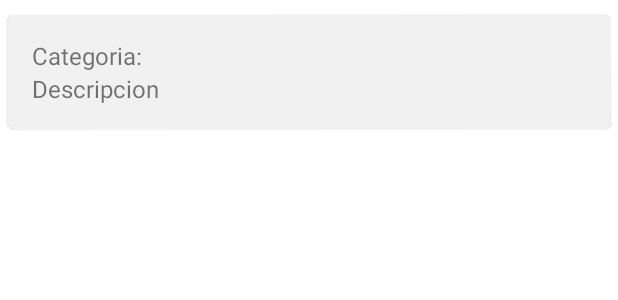
After one commit to ElMacBetomavi/viewmodel, an Android app: the layout list_item_categoria.xml on its own in the app's theme, with its tools: preview values and no code run, on a phone screen of 412 x 824 dp. The commit adds this screen. Shown: the top 300 px of the screen. Run offline under Robolectric (Android 15) with nearby library versions, the phone set to English and light mode, and no system bars.

Commit message:
cambio a app de ventas

```diff
--- a/app/build.gradle
+++ b/app/build.gradle
@@ -23,6 +23,7 @@ android {
             proguardFiles getDefaultProguardFile('proguard-android-optimize.txt'), 'proguard-rules.pro'
         }
     }
+
     compileOptions {
         sourceCompatibility JavaVersion.VERSION_1_8
         targetCompatibility JavaVersion.VERSION_1_8
@@ -41,6 +42,7 @@ dependencies {
     implementation 'androidx.appcompat:appcompat:1.4.1'
     implementation 'com.google.android.material:material:1.5.0'
     implementation 'androidx.constraintlayout:constraintlayout:2.1.3'
+    implementation 'androidx.legacy:legacy-support-v4:1.0.0'
     testImplementation 'junit:junit:4.13.2'
     androidTestImplementation 'androidx.test.ext:junit:1.1.3'
     androidTestImplementation 'androidx.test.espresso:espresso-core:3.4.0'
--- a/app/src/main/java/com/practica/ejemplodagger/MainApplication.kt
+++ b/app/src/main/java/com/practica/ejemplodagger/MainApplication.kt
@@ -7,6 +7,7 @@ import com.practica.ejemplodagger.data.db.UsersDatabase
 import com.practica.ejemplodagger.sis.di.component.DaggerUtilComponent
 import com.practica.ejemplodagger.sis.di.component.UtilComponent
 import com.practica.ejemplodagger.sis.di.module.ContextModule
+import javax.inject.Inject
 
 
 class MainApplication : Application() {
--- a/app/src/main/java/com/practica/ejemplodagger/sis/di/component/UtilComponent.kt
+++ b/app/src/main/java/com/practica/ejemplodagger/sis/di/component/UtilComponent.kt
@@ -1,7 +1,9 @@
 package com.practica.ejemplodagger.sis.di.component
 
 import android.content.Context
+import com.practica.ejemplodagger.MainActivity
 import com.practica.ejemplodagger.sis.di.module.UtilModule
+import com.practica.ejemplodagger.sis.viewmodel.MainViewModel
 import dagger.Component
 
 import javax.inject.Singleton
@@ -10,5 +12,8 @@ import javax.inject.Singleton
 @Singleton
 @Component(modules = [UtilModule::class])
 interface UtilComponent {
+
     val appContext: Context?
+    fun inject(mainViewModel: MainViewModel)
+
 }
--- a/app/src/main/java/com/practica/ejemplodagger/sis/util/adapter/UserAdapter.kt
+++ b/app/src/main/java/com/practica/ejemplodagger/sis/ui/adapter/UserAdapter.kt
@@ -1,4 +1,4 @@
-package com.practica.ejemplodagger.sis.util.adapter
+package com.practica.ejemplodagger.sis.ui.adapter
 
 import android.annotation.SuppressLint
 import android.view.*
@@ -6,7 +6,6 @@ import android.widget.TextView
 import androidx.recyclerview.widget.RecyclerView
 import com.practica.ejemplodagger.R
 import com.practica.ejemplodagger.data.entities.UserEntity
-import java.util.zip.Inflater
 
 class UserAdapter :
     RecyclerView.Adapter<UserAdapter.ViewHolder>(), View.OnCreateContextMenuListener {
--- a/app/src/main/java/com/practica/ejemplodagger/sis/view/DeleteAlertDialog.kt
+++ b/app/src/main/java/com/practica/ejemplodagger/sis/ui/view/DeleteAlertDialog.kt
@@ -1,4 +1,4 @@
-package com.practica.ejemplodagger.sis.view
+package com.practica.ejemplodagger.sis.ui.view
 
 import android.app.AlertDialog
 import android.app.Dialog
--- a/app/src/main/java/com/practica/ejemplodagger/sis/view/PurchaseConfirmationDialogFragment.kt
+++ b/app/src/main/java/com/practica/ejemplodagger/sis/ui/view/PurchaseConfirmationDialogFragment.kt
@@ -1,4 +1,4 @@
-package com.practica.ejemplodagger.sis.view
+package com.practica.ejemplodagger.sis.ui.view
 
 import android.app.AlertDialog
 import android.app.Dialog
--- a/app/src/main/java/com/practica/ejemplodagger/sis/viewmodel/MainViewModel.kt
+++ b/app/src/main/java/com/practica/ejemplodagger/sis/viewmodel/MainViewModel.kt
@@ -10,7 +10,8 @@ import androidx.lifecycle.viewModelScope
 import com.practica.ejemplodagger.MainApplication
 import com.practica.ejemplodagger.data.repository.UserRepository
 import com.practica.ejemplodagger.data.entities.UserEntity
-import com.practica.ejemplodagger.sis.view.DeleteAlertDialog
+import com.practica.ejemplodagger.sis.di.component.UtilComponent
+import com.practica.ejemplodagger.sis.ui.view.DeleteAlertDialog
 import kotlinx.coroutines.launch
 import javax.inject.Inject
 
--- /dev/null
+++ b/app/src/main/res/layout/list_item_categoria.xml
@@ -0,0 +1,33 @@
+<?xml version="1.0" encoding="utf-8"?>
+<com.google.android.material.card.MaterialCardView
+    xmlns:android="http://schemas.android.com/apk/res/android"
+    android:layout_width="match_parent"
+    android:layout_height="wrap_content"
+    android:backgroundTint="@color/background_product_item"
+    android:layout_marginVertical="10sp"
+    android:layout_marginHorizontal="5sp">
+
+
+<LinearLayout xmlns:android="http://schemas.android.com/apk/res/android"
+    android:layout_width="match_parent"
+    android:layout_height="wrap_content"
+    android:orientation="vertical"
+    android:layout_margin="16sp">
+
+    <TextView
+        android:id="@+id/categoria_item"
+        android:layout_width="match_parent"
+        android:layout_height="wrap_content"
+        android:text="Categoria: "
+        android:textAlignment="textStart"
+        android:textSize="16sp"/>
+    <TextView
+        android:id="@+id/descripcion_item"
+        android:layout_width="match_parent"
+        android:layout_height="wrap_content"
+        android:text="Descripcion"
+        android:textAlignment="textStart"
+        android:textSize="16sp"/>
+
+</LinearLayout>
+</com.google.android.material.card.MaterialCardView>
--- a/app/src/main/res/layout/user_list_item.xml
+++ b/app/src/main/res/layout/user_list_item.xml
@@ -19,7 +19,7 @@
                 android:layout_width="wrap_content"
                 android:layout_height="match_parent"
                 android:textAlignment="center"
-                android:text="Name:"
+                android:text="Name: "
                 android:textSize="16sp"/>
             <TextView
                 android:id="@+id/name_label"
--- a/app/src/main/res/values/colors.xml
+++ b/app/src/main/res/values/colors.xml
@@ -9,4 +9,5 @@
     <color name="white">#FFFFFFFF</color>
     <color name="grey">#E8E8E8</color>
 
+    <color name="background_product_item">#F1F1F1</color>
 </resources>
--- a/app/src/main/res/values/strings.xml
+++ b/app/src/main/res/values/strings.xml
@@ -1,3 +1,5 @@
 <resources>
     <string name="app_name">ejemploDagger</string>
+    <!-- TODO: Remove or change this placeholder text -->
+    <string name="hello_blank_fragment">Hello blank fragment</string>
 </resources>
--- a/app/src/main/res/values/themes.xml
+++ b/app/src/main/res/values/themes.xml
@@ -1,6 +1,6 @@
 <resources xmlns:tools="http://schemas.android.com/tools">
     <!-- Base application theme. -->
-    <style name="Theme.EjemploDagger" parent="Theme.MaterialComponents.DayNight.DarkActionBar">
+    <style name="Theme.EjemploDagger" parent="Theme.MaterialComponents.DayNight.NoActionBar">
         <!-- Primary brand color. -->
         <item name="colorPrimary">@color/purple_500</item>
         <item name="colorPrimaryVariant">@color/purple_700</item>
--- a/build.gradle
+++ b/build.gradle
@@ -1,4 +1,6 @@
 // Top-level build file where you can add configuration options common to all sub-projects/modules.
+
+
 plugins {
     id 'com.android.application' version '7.1.2' apply false
     id 'com.android.library' version '7.1.2' apply false
```
Also changed, not shown: app/src/main/java/com/practica/ejemplodagger/MainActivity.kt (+4 -3 lines), app/src/main/java/com/practica/ejemplodagger/data/entities/CategoriaEntity.kt (added, +12 -0 lines), app/src/main/java/com/practica/ejemplodagger/sis/ui/adapter/CategoriaListAdapter.kt (added, +79 -0 lines), app/src/main/java/com/practica/ejemplodagger/sis/ui/view/CategoriaFragment.kt (added, +50 -0 lines), app/src/main/res/layout/fragment_categoria.xml (added, +25 -0 lines).
